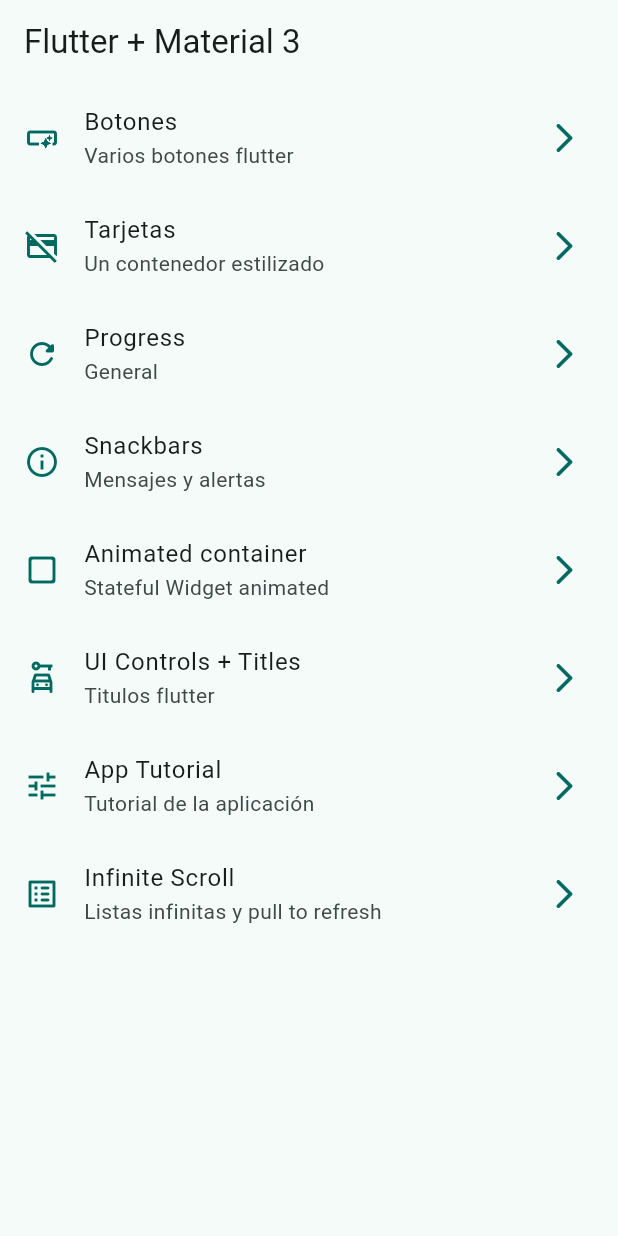
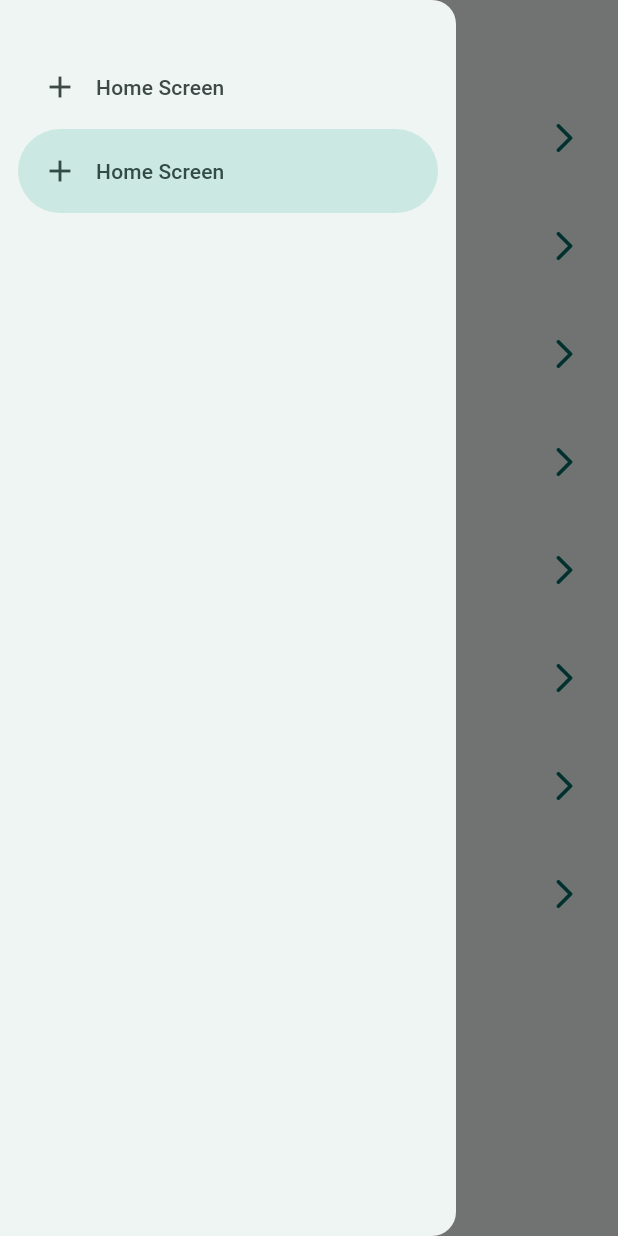
Before and after one commit to i-licona/widgets_app, a Flutter app: the screen it shows after launch, with the side drawer open (before the commit the screen has no drawer), on a phone screen of 412 x 824 dp. Run offline on Flutter 3.47's test engine with Material 2 defaults, Android fonts, the phone set to English and light mode, and no system bars; our stand-ins replace animate_do, go_router.

Commit message:
last changes 11-05-2023

```diff
--- a/lib/presentation/screens/home/home_screen.dart
+++ b/lib/presentation/screens/home/home_screen.dart
@@ -2,6 +2,7 @@
 import 'package:flutter/material.dart';
 import 'package:go_router/go_router.dart';
 import 'package:widgets_app/config/menu/menu_item.dart';
+import 'package:widgets_app/presentation/widgets/side_menu.dart';
 
 class HomeScreen extends StatelessWidget {
   static const String name = 'home_screen';
@@ -13,6 +14,7 @@ class HomeScreen extends StatelessWidget {
       appBar: AppBar(
         title: const Text('Flutter + Material 3'),
       ),
+      drawer: SideMenu(),
       body: const _HomeView(),
     );
   }
--- /dev/null
+++ b/lib/presentation/widgets/side_menu.dart
@@ -0,0 +1,32 @@
+import 'package:flutter/material.dart';
+
+class SideMenu extends StatefulWidget {
+
+  const SideMenu({super.key});
+
+  @override
+  State<SideMenu> createState() => _SideMenuState();
+}
+
+class _SideMenuState extends State<SideMenu> {
+   int navDrawerIndex = 1;
+
+  @override
+  Widget build(BuildContext context) {
+    return NavigationDrawer(
+      selectedIndex: navDrawerIndex,
+      onDestinationSelected: (value){
+        navDrawerIndex = value;
+        setState(() {});
+      },
+      children: const [
+        Padding(
+          padding: const EdgeInsets.fromLTRB(28, 20, 16, 10),
+        ),
+        NavigationDrawerDestination(icon: Icon(Icons.add), label: Text('Home Screen')),
+        NavigationDrawerDestination(icon: Icon(Icons.add), label: Text('Home Screen'))
+
+      ],
+    );
+  }
+}
```
Also changed, not shown: lib/presentation/screens/infinite_scroll/infinite_scroll_screen.dart (+10 -0 lines).
